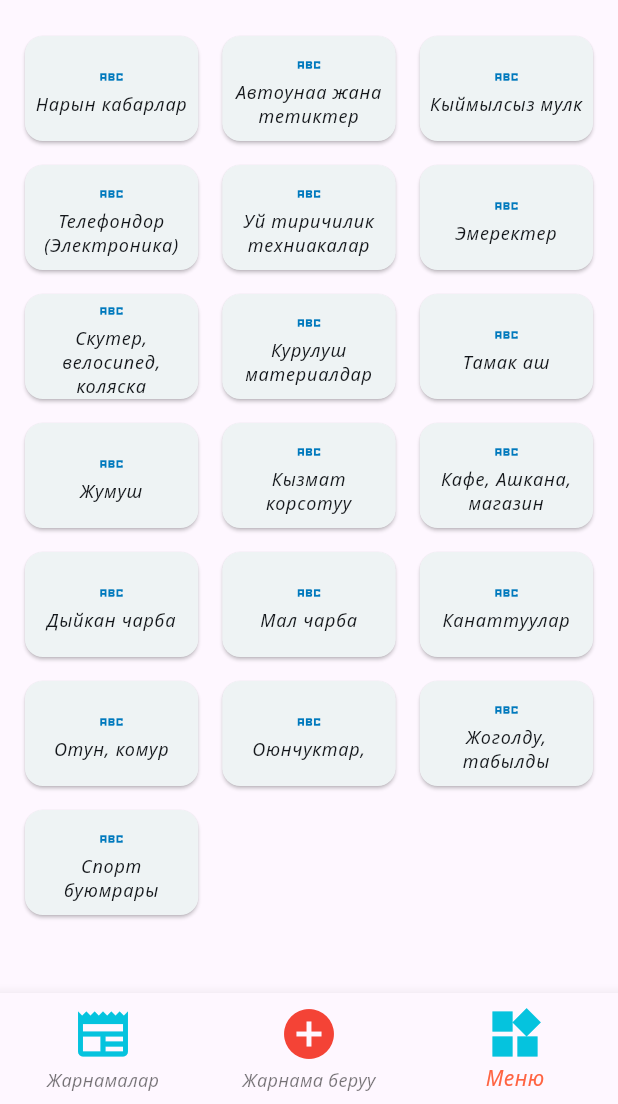
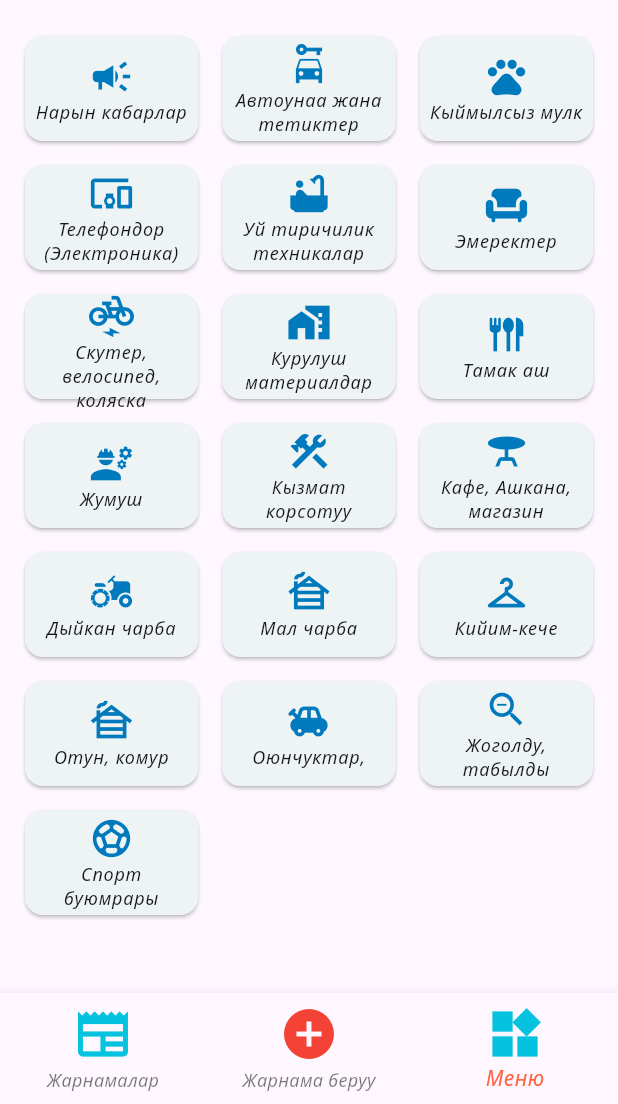
Before and after one commit to BolotKyzy/naryn_market, a Flutter app: the screen it shows after launch, item 3 of the bottom bar chosen, on a phone screen of 412 x 824 dp, the part 132-1236 px from its top. Run offline on Flutter 3.47's test engine with Material 3 defaults, Android fonts, the phone set to English and light mode, and no system bars; our stand-ins replace font_awesome_flutter.

Commit message:
Created categories icons

```diff
--- a/lib/menu_page.dart
+++ b/lib/menu_page.dart
@@ -1,102 +1,26 @@
 import 'package:flutter/material.dart';
 import 'package:naryn_market/constants/colors.dart';
 
-const categoriesList = [
-  {
-    "title": "Нарын кабарлар",
-    "icon":
-        "https://st-0.akipress.org/127/.storage/limon/images/2014leto/c430e644c9043043e2b0fc5d1200436c.jpg"
-  },
-  {
-    "title": "Автоунаа жана тетиктер",
-    "icon":
-        "https://st-0.akipress.org/127/.storage/limon/images/2014leto/c430e644c9043043e2b0fc5d1200436c.jpg"
-  },
-  {
-    "title": "Кыймылсыз мулк",
-    "icon":
-        "https://st-0.akipress.org/127/.storage/limon/images/2014leto/c430e644c9043043e2b0fc5d1200436c.jpg"
-  },
-  {
-    "title": "Телефондор (Электроника)",
-    "icon":
-        "https://st-0.akipress.org/127/.storage/limon/images/2014leto/c430e644c9043043e2b0fc5d1200436c.jpg"
-  },
-  {
-    "title": "Уй тиричилик техниакалар",
-    "icon":
-        "https://st-0.akipress.org/127/.storage/limon/images/2014leto/c430e644c9043043e2b0fc5d1200436c.jpg"
-  },
-  {
-    "title": "Эмеректер",
-    "icon":
-        "https://st-0.akipress.org/127/.storage/limon/images/2014leto/c430e644c9043043e2b0fc5d1200436c.jpg"
-  },
-  {
-    "title": "Скутер, велосипед, коляска",
-    "icon":
-        "https://st-0.akipress.org/127/.storage/limon/images/2014leto/c430e644c9043043e2b0fc5d1200436c.jpg"
-  },
-  {
-    "title": "Курулуш материалдар",
-    "icon":
-        "https://st-0.akipress.org/127/.storage/limon/images/2014leto/c430e644c9043043e2b0fc5d1200436c.jpg"
-  },
-  {
-    "title": "Тамак аш",
-    "icon":
-        "https://st-0.akipress.org/127/.storage/limon/images/2014leto/c430e644c9043043e2b0fc5d1200436c.jpg"
-  },
-  {
-    "title": "Жумуш",
-    "icon":
-        "https://st-0.akipress.org/127/.storage/limon/images/2014leto/c430e644c9043043e2b0fc5d1200436c.jpg"
-  },
-  {
-    "title": "Кызмат корсотуу",
-    "icon":
-        "https://st-0.akipress.org/127/.storage/limon/images/2014leto/c430e644c9043043e2b0fc5d1200436c.jpg"
-  },
-  {
-    "title": "Кафе, Ашкана, магазин",
-    "icon":
-        "https://st-0.akipress.org/127/.storage/limon/images/2014leto/c430e644c9043043e2b0fc5d1200436c.jpg"
-  },
-  {
-    "title": "Дыйкан чарба",
-    "icon":
-        "https://st-0.akipress.org/127/.storage/limon/images/2014leto/c430e644c9043043e2b0fc5d1200436c.jpg"
-  },
-  {
-    "title": "Мал чарба",
-    "icon":
-        "https://st-0.akipress.org/127/.storage/limon/images/2014leto/c430e644c9043043e2b0fc5d1200436c.jpg"
-  },
-  {
-    "title": "Канаттуулар",
-    "icon":
-        "https://st-0.akipress.org/127/.storage/limon/images/2014leto/c430e644c9043043e2b0fc5d1200436c.jpg"
-  },
-  {
-    "title": "Отун, комур",
-    "icon":
-        "https://st-0.akipress.org/127/.storage/limon/images/2014leto/c430e644c9043043e2b0fc5d1200436c.jpg"
-  },
-  {
-    "title": "Оюнчуктар, ",
-    "icon":
-        "https://st-0.akipress.org/127/.storage/limon/images/2014leto/c430e644c9043043e2b0fc5d1200436c.jpg"
-  },
-  {
-    "title": "Жоголду, табылды",
-    "icon":
-        "https://st-0.akipress.org/127/.storage/limon/images/2014leto/c430e644c9043043e2b0fc5d1200436c.jpg"
-  },
-  {
-    "title": "Спорт буюмрары",
-    "icon":
-        "https://st-0.akipress.org/127/.storage/limon/images/2014leto/c430e644c9043043e2b0fc5d1200436c.jpg"
-  },
+List<Map> categoriesList = [
+  {"title": "Нарын кабарлар", "icon": Icons.campaign},
+  {"title": "Автоунаа жана тетиктер", "icon": Icons.car_rental},
+  {"title": "Кыймылсыз мулк", "icon": Icons.pets},
+  {"title": "Телефондор (Электроника)", "icon": Icons.devices_other},
+  {"title": "Уй тиричилик техникалар", "icon": Icons.bathtub},
+  {"title": "Эмеректер", "icon": Icons.chair},
+  {"title": "Скутер, велосипед, коляска", "icon": Icons.electric_bike},
+  {"title": "Курулуш материалдар", "icon": Icons.maps_home_work},
+  {"title": "Тамак аш", "icon": Icons.flatware},
+  {"title": "Жумуш", "icon": Icons.engineering},
+  {"title": "Кызмат корсотуу", "icon": Icons.construction},
+  {"title": "Кафе, Ашкана, магазин", "icon": Icons.table_bar},
+  {"title": "Дыйкан чарба", "icon": Icons.agriculture},
+  {"title": "Мал чарба", "icon": Icons.cabin},
+  {"title": "Кийим-кече", "icon": Icons.checkroom},
+  {"title": "Отун, комур", "icon": Icons.cabin},
+  {"title": "Оюнчуктар, ", "icon": Icons.toys},
+  {"title": "Жоголду, табылды", "icon": Icons.zoom_out},
+  {"title": "Спорт буюмрары", "icon": Icons.sports_soccer},
 ];
 
 class MenuPage extends StatelessWidget {
@@ -131,14 +55,14 @@ class MenuPage extends StatelessWidget {
                                           MainAxisAlignment.center,
                                       children: [
                                         Icon(
-                                          Icons.abc_sharp,
-                                          size: 20,
+                                          categoriesList[index]["icon"],
+                                          size: 30,
                                         ),
                                         Padding(
                                           padding: const EdgeInsets.only(
                                               left: 5.0, right: 5.0),
                                           child: Text(
-                                              categoriesList[index]["title"]!,
+                                              categoriesList[index]["title"],
                                               textAlign: TextAlign.center,
                                               style: Theme.of(context)
                                                   .textTheme
```
